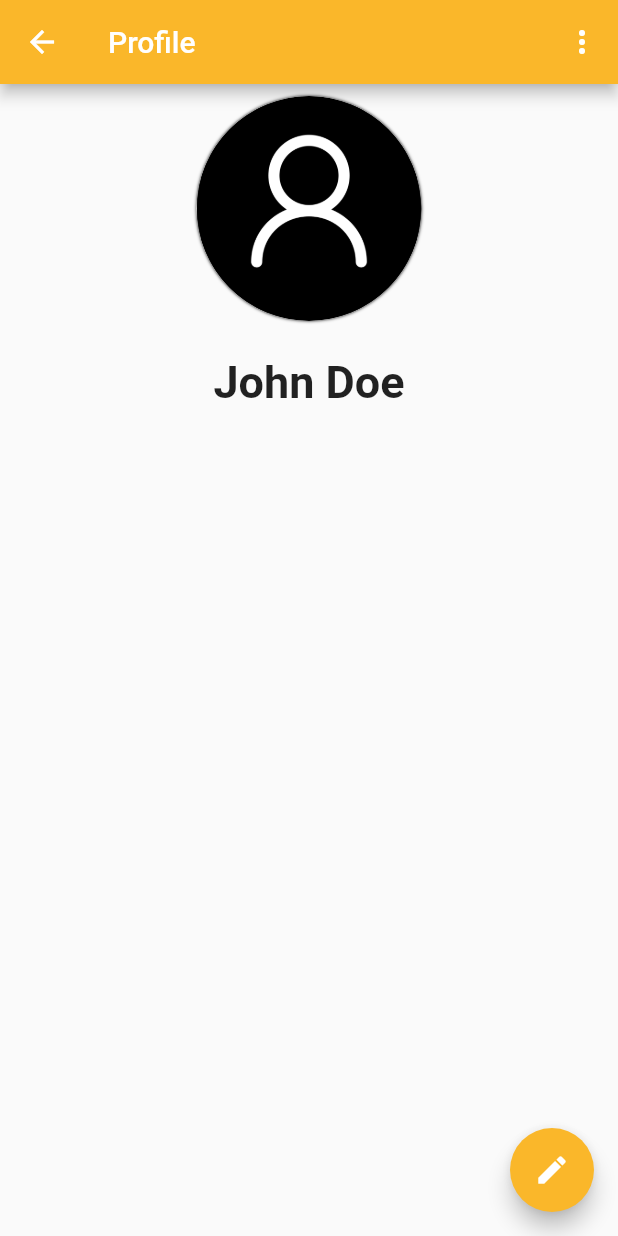
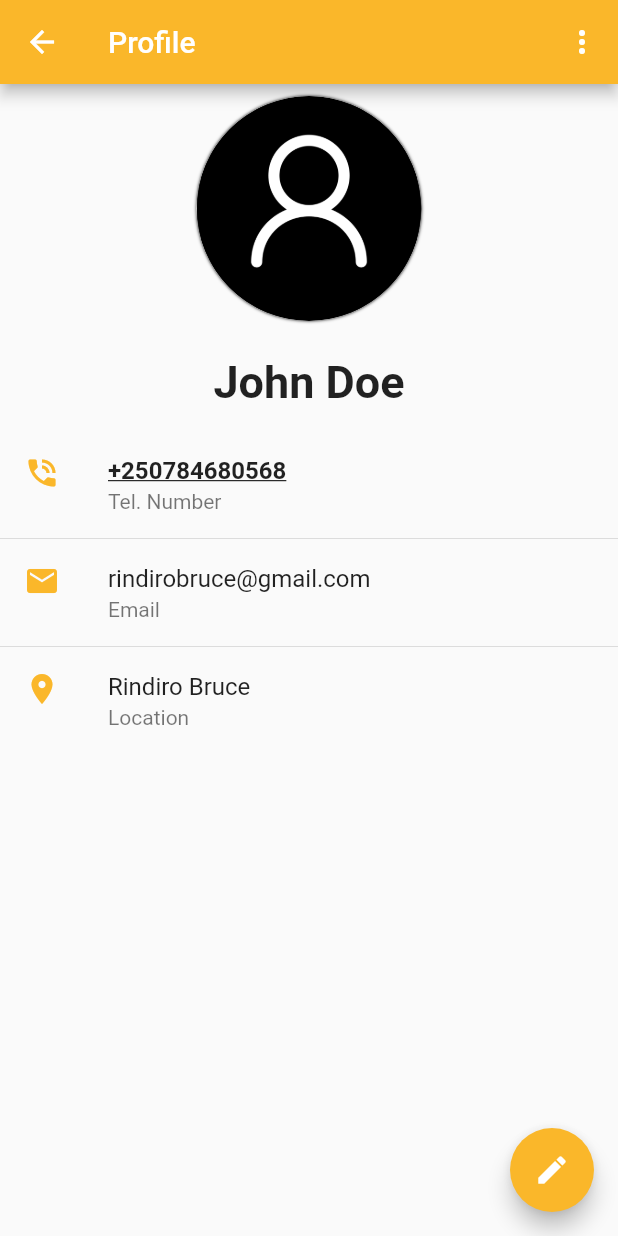
Before and after one commit to mucyomiller/shuriapp, a Flutter app: the ProfileScreen screen opened directly, on a phone screen of 412 x 824 dp. Run offline on Flutter 3.47's test engine with Material 2 defaults, Android fonts, the light colour scheme and no system bars; our stand-ins replace cached_network_image, country_code_picker, flutter_spinkit, google_maps_flutter, google_nav_bar, introduction_screen and 3 more; accounts and stored records are empty; Roboto replaces fonts that are missing (Montserrat).

Commit message:
[finishes] static profile screen UI

```diff
--- a/lib/src/screens/profile_screen.dart
+++ b/lib/src/screens/profile_screen.dart
@@ -82,6 +82,37 @@ class _ProfileScreenState extends State<ProfileScreen> {
                   fontFamily: 'Montserrat'),
             ),
             SizedBox(height: 15.0),
+            ListView(
+              shrinkWrap: true,
+              children: ListTile.divideTiles(
+                context: context,
+                tiles: [
+                  ListTile(
+                    leading: Icon(Icons.phone_in_talk,
+                        color: Theme.of(context).primaryColor),
+                    title: Text(
+                      '+250784680568',
+                      style: TextStyle(
+                          fontWeight: FontWeight.bold,
+                          decoration: TextDecoration.underline),
+                    ),
+                    subtitle: Text('Tel. Number'),
+                  ),
+                  ListTile(
+                    leading: Icon(Icons.email,
+                        color: Theme.of(context).primaryColor),
+                    title: Text('rindirobruce@gmail.com'),
+                    subtitle: Text('Email'),
+                  ),
+                  ListTile(
+                    leading: Icon(Icons.location_on,
+                        color: Theme.of(context).primaryColor),
+                    title: Text('Rindiro Bruce'),
+                    subtitle: Text('Location'),
+                  ),
+                ],
+              ).toList(),
+            )
           ],
         ));
   }
```
